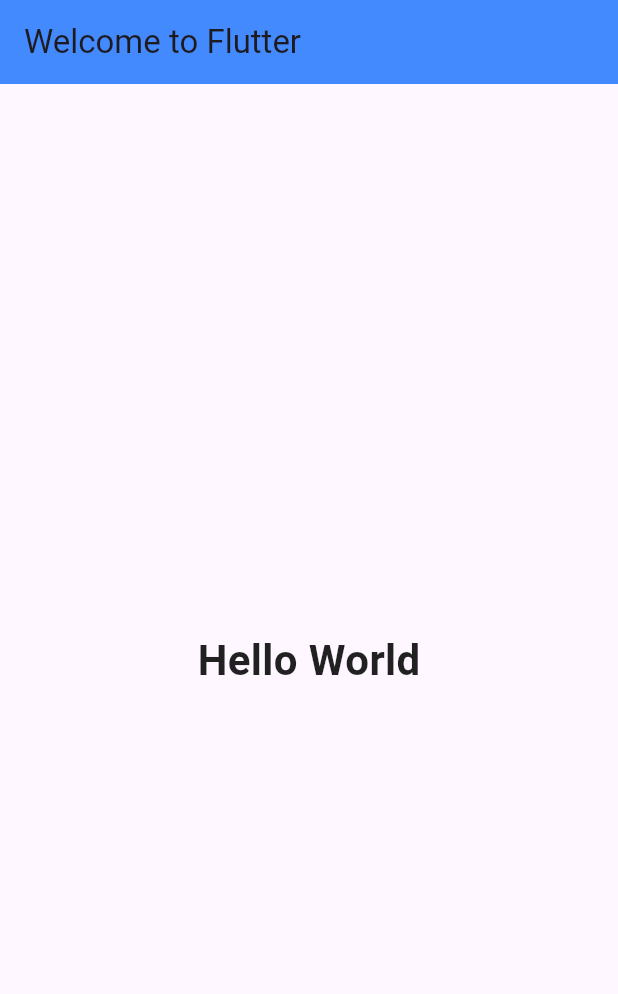
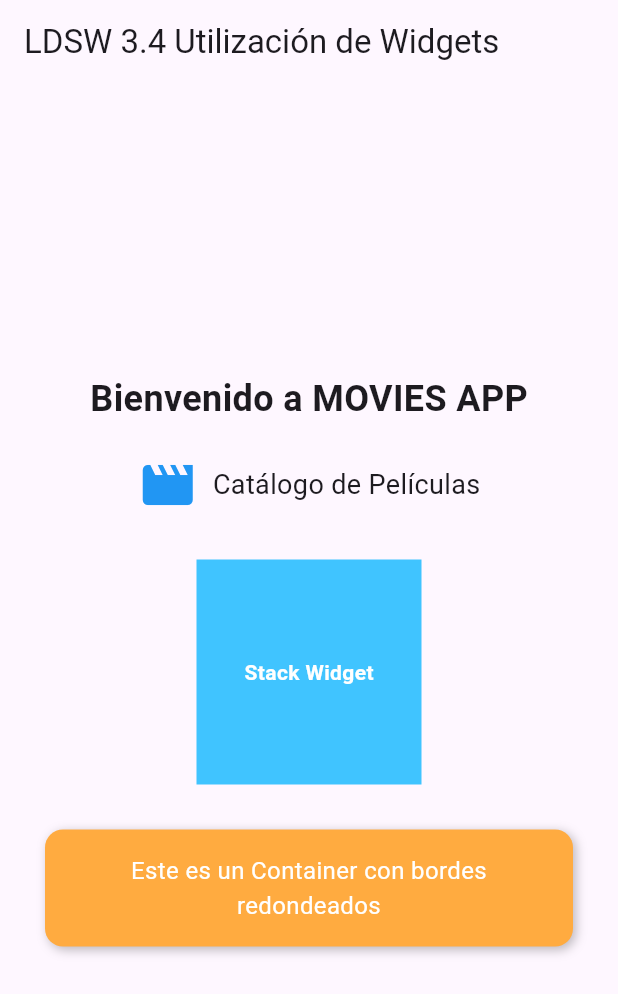
Before and after one commit to KTovS/movies_app, a Flutter app: the screen it shows after launch, on a phone screen of 412 x 824 dp. Shown: the top 994 px of the screen. Run offline on Flutter 3.47's test engine with Material 3 defaults, Android fonts, the phone set to English and light mode, and no system bars.

Commit message:
Actividad 3.4 - Widgets básicos (Text, Row, Column, Stack, Container)

```diff
--- a/lib/main.dart
+++ b/lib/main.dart
@@ -1,31 +1,84 @@
 import 'package:flutter/material.dart';
 
 void main() {
-  runApp(const MyApp());
+  runApp(MyApp());
 }
 
-// Widget principal de la aplicación
 class MyApp extends StatelessWidget {
-  const MyApp({super.key});
-
   @override
   Widget build(BuildContext context) {
     return MaterialApp(
-      debugShowCheckedModeBanner: false, // Quita el letrero DEBUG
-      title: 'Welcome to Flutter', // Título de la app
+      title: 'LDSW 3.4 Utilización de Widgets',
       home: Scaffold(
-        appBar: AppBar(
-          title: const Text('Welcome to Flutter'), // Título superior
-          backgroundColor: Colors.blueAccent,
-        ),
-        body: const Center(
-          child: Text(
-            'Hello World', // Texto centrado
-            style: TextStyle(
-              fontSize: 28, // Tamaño del texto
-              fontWeight: FontWeight.bold, // Texto en negritas
-              color: Colors.black87, // Color del texto
-            ),
+        appBar: AppBar(title: Text('LDSW 3.4 Utilización de Widgets')),
+        body: Center(
+          // Column organiza los widgets en forma vertical
+          child: Column(
+            mainAxisAlignment: MainAxisAlignment.center,
+            children: <Widget>[
+              // Text widget
+              Text(
+                'Bienvenido a MOVIES APP',
+                style: TextStyle(fontSize: 24, fontWeight: FontWeight.bold),
+              ),
+
+              SizedBox(height: 20),
+
+              // Row widget
+              Row(
+                mainAxisAlignment: MainAxisAlignment.center,
+                children: [
+                  Icon(Icons.movie, color: Colors.blue, size: 40),
+                  SizedBox(width: 10),
+                  Text('Catálogo de Películas', style: TextStyle(fontSize: 18)),
+                ],
+              ),
+
+              SizedBox(height: 30),
+
+              // Stack widget (superpone elementos)
+              Stack(
+                alignment: Alignment.center,
+                children: [
+                  Container(
+                    width: 150,
+                    height: 150,
+                    color: Colors.lightBlueAccent,
+                  ),
+                  Text(
+                    'Stack Widget',
+                    style: TextStyle(
+                      color: Colors.white,
+                      fontWeight: FontWeight.bold,
+                    ),
+                  ),
+                ],
+              ),
+
+              SizedBox(height: 30),
+
+              // Container widget con diseño
+              Container(
+                padding: EdgeInsets.all(16),
+                margin: EdgeInsets.symmetric(horizontal: 30),
+                decoration: BoxDecoration(
+                  color: Colors.orangeAccent,
+                  borderRadius: BorderRadius.circular(12),
+                  boxShadow: [
+                    BoxShadow(
+                      color: Colors.black26,
+                      blurRadius: 5,
+                      offset: Offset(2, 2),
+                    ),
+                  ],
+                ),
+                child: Text(
+                  'Este es un Container con bordes redondeados',
+                  style: TextStyle(color: Colors.white, fontSize: 16),
+                  textAlign: TextAlign.center,
+                ),
+              ),
+            ],
           ),
         ),
       ),
```
